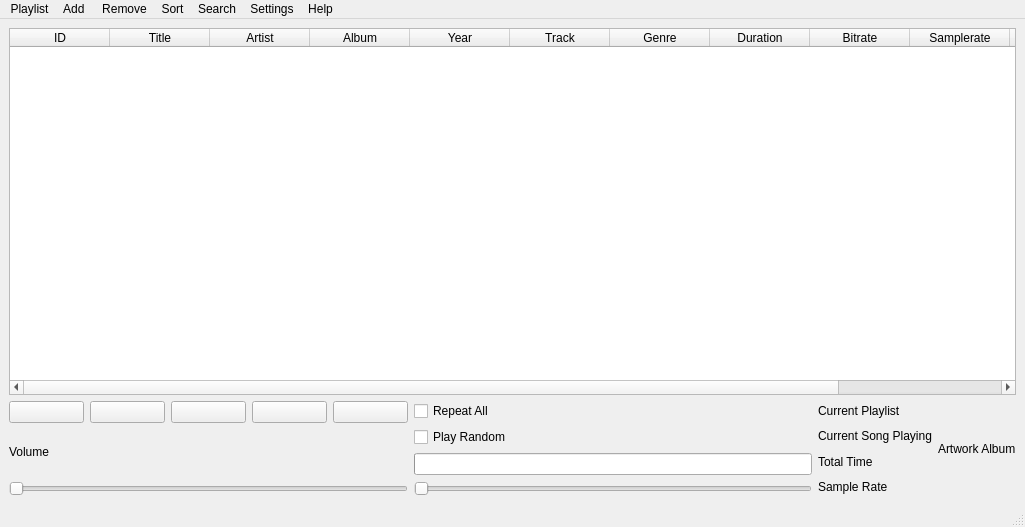
Old version of the form mainwindow.ui in the repository Bratski/MP3PlayerWifi.
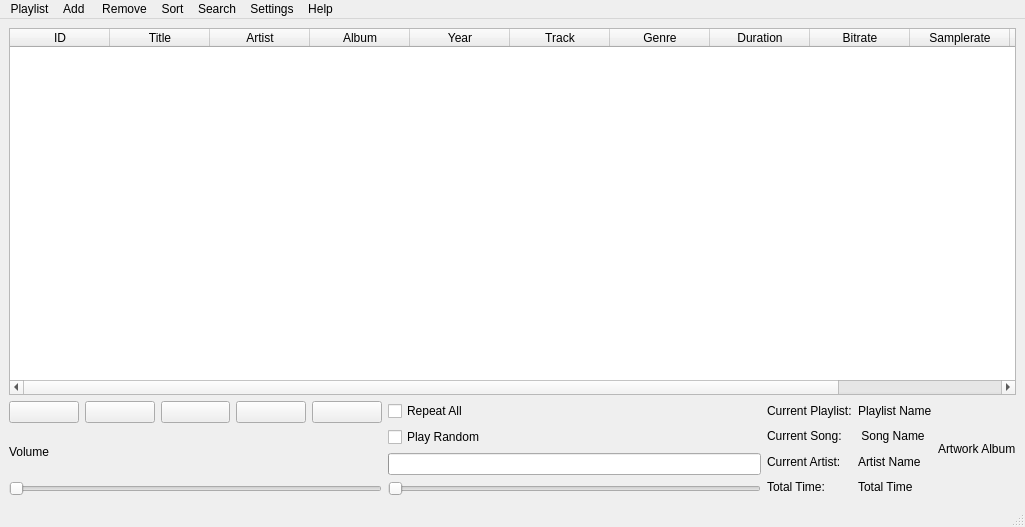
New version of the form. Icons and pictures are not drawn.

Diff of the .ui file:
```diff
--- a/mainwindow.ui
+++ b/mainwindow.ui
@@ -15,7 +15,7 @@
   </property>
   <widget class="QWidget" name="centralwidget">
    <layout class="QGridLayout" name="gridLayout">
-    <item row="0" column="0" colspan="4">
+    <item row="0" column="0" colspan="5">
      <layout class="QVBoxLayout" name="verticalLayout">
       <item>
        <widget class="QTableWidget" name="tableWidgetCurrentPlaylist">
@@ -143,67 +143,6 @@
       </item>
      </layout>
     </item>
-    <item row="1" column="2" rowspan="2">
-     <layout class="QVBoxLayout" name="verticalLayout_6">
-      <item>
-       <widget class="QLabel" name="labelCurrentPlaylist">
-        <property name="text">
-         <string>Current Playlist</string>
-        </property>
-       </widget>
-      </item>
-      <item>
-       <widget class="QLabel" name="labelCurrentSong">
-        <property name="text">
-         <string>Current Song Playing</string>
-        </property>
-       </widget>
-      </item>
-      <item>
-       <widget class="QLabel" name="labelTotalTime">
-        <property name="text">
-         <string>Total Time</string>
-        </property>
-       </widget>
-      </item>
-      <item>
-       <widget class="QLabel" name="labelSampleRate">
-        <property name="text">
-         <string>Sample Rate</string>
-        </property>
-       </widget>
-      </item>
-     </layout>
-    </item>
-    <item row="1" column="3" rowspan="2">
-     <layout class="QVBoxLayout" name="verticalLayout_7">
-      <item>
-       <widget class="QLabel" name="labelArtWork">
-        <property name="text">
-         <string>Artwork Album</string>
-        </property>
-       </widget>
-      </item>
-     </layout>
-    </item>
-    <item row="2" column="0">
-     <layout class="QVBoxLayout" name="verticalLayout_4">
-      <item>
-       <widget class="QLabel" name="labelVolume">
-        <property name="text">
-         <string>Volume</string>
-        </property>
-       </widget>
-      </item>
-      <item>
-       <widget class="QSlider" name="horizontalSliderVolume">
-        <property name="orientation">
-         <enum>Qt::Orientation::Horizontal</enum>
-        </property>
-       </widget>
-      </item>
-     </layout>
-    </item>
     <item row="1" column="1" rowspan="2">
      <layout class="QVBoxLayout" name="verticalLayout_2">
       <item>
@@ -257,6 +196,99 @@
       </item>
      </layout>
     </item>
+    <item row="1" column="2" rowspan="2">
+     <layout class="QVBoxLayout" name="verticalLayout_3">
+      <item>
+       <widget class="QLabel" name="label_pll">
+        <property name="text">
+         <string>Current Playlist:</string>
+        </property>
+       </widget>
+      </item>
+      <item>
+       <widget class="QLabel" name="label_cuso">
+        <property name="text">
+         <string>Current Song:</string>
+        </property>
+       </widget>
+      </item>
+      <item>
+       <widget class="QLabel" name="cuar">
+        <property name="text">
+         <string>Current Artist:</string>
+        </property>
+       </widget>
+      </item>
+      <item>
+       <widget class="QLabel" name="labeltoti">
+        <property name="text">
+         <string>Total Time:</string>
+        </property>
+       </widget>
+      </item>
+     </layout>
+    </item>
+    <item row="1" column="3" rowspan="2">
+     <layout class="QVBoxLayout" name="verticalLayout_6">
+      <item>
+       <widget class="QLabel" name="labelCurrentPlaylist">
+        <property name="text">
+         <string>Playlist Name</string>
+        </property>
+       </widget>
+      </item>
+      <item>
+       <widget class="QLabel" name="labelCurrentSong">
+        <property name="text">
+         <string> Song Name</string>
+        </property>
+       </widget>
+      </item>
+      <item>
+       <widget class="QLabel" name="labelcurrentArtist">
+        <property name="text">
+         <string>Artist Name</string>
+        </property>
+       </widget>
+      </item>
+      <item>
+       <widget class="QLabel" name="labelTotalTime">
+        <property name="text">
+         <string>Total Time</string>
+        </property>
+       </widget>
+      </item>
+     </layout>
+    </item>
+    <item row="1" column="4" rowspan="2">
+     <layout class="QVBoxLayout" name="verticalLayout_7">
+      <item>
+       <widget class="QLabel" name="labelArtWork">
+        <property name="text">
+         <string>Artwork Album</string>
+        </property>
+       </widget>
+      </item>
+     </layout>
+    </item>
+    <item row="2" column="0">
+     <layout class="QVBoxLayout" name="verticalLayout_4">
+      <item>
+       <widget class="QLabel" name="labelVolume">
+        <property name="text">
+         <string>Volume</string>
+        </property>
+       </widget>
+      </item>
+      <item>
+       <widget class="QSlider" name="horizontalSliderVolume">
+        <property name="orientation">
+         <enum>Qt::Orientation::Horizontal</enum>
+        </property>
+       </widget>
+      </item>
+     </layout>
+    </item>
    </layout>
   </widget>
   <widget class="QMenuBar" name="menubar">
@@ -265,7 +297,7 @@
      <x>0</x>
      <y>0</y>
      <width>1025</width>
-     <height>22</height>
+     <height>23</height>
     </rect>
    </property>
    <widget class="QMenu" name="menuManagement">
@@ -303,7 +335,7 @@
     </property>
     <addaction name="actionby_Artist"/>
     <addaction name="actionby_Album"/>
-    <addaction name="actionby_Album_Yer"/>
+    <addaction name="actionby_Album_Year"/>
     <addaction name="actionby_Genre"/>
     <addaction name="actionundo_Sort"/>
    </widget>
@@ -435,7 +467,7 @@
     <string>by Artist</string>
    </property>
   </action>
-  <action name="actionby_Album_Yer">
+  <action name="actionby_Album_Year">
    <property name="icon">
     <iconset theme="QIcon::ThemeIcon::MailForward"/>
    </property>
```
